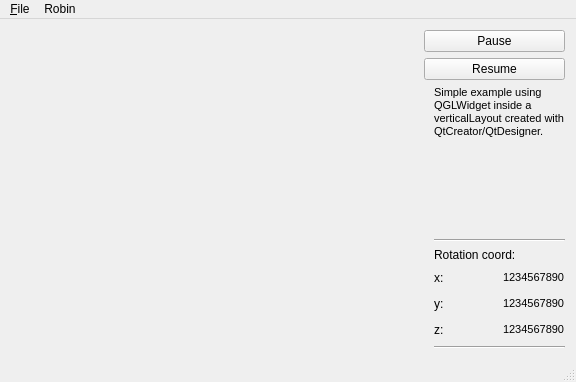
First picture: the form in Atomical/Qt4/mainwindow.ui, repository nagyistoce/cocoatutorials, before the edit.
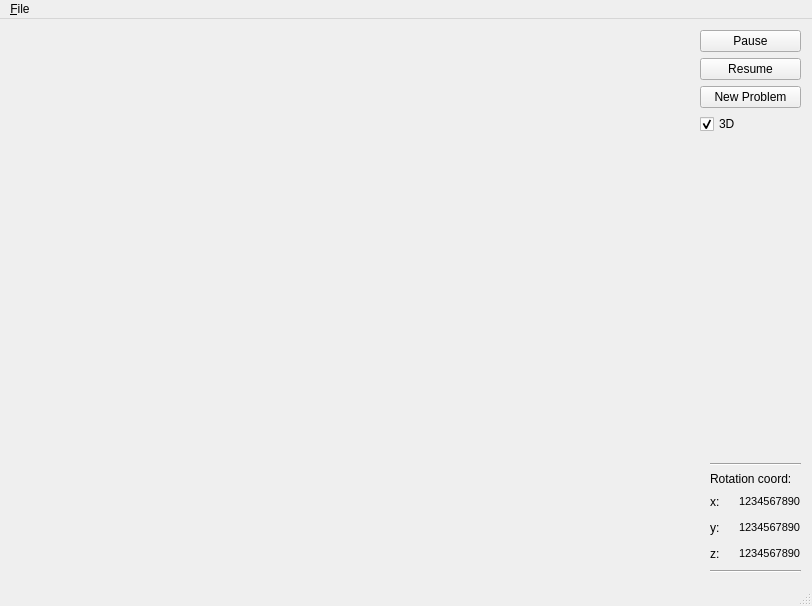
Second picture: the form after the edit. Icons and pictures are not drawn.

Commit message: making steady progress on Linux

```diff
--- a/Atomical/Qt4/mainwindow.ui
+++ b/Atomical/Qt4/mainwindow.ui
@@ -6,8 +6,8 @@
    <rect>
     <x>0</x>
     <y>0</y>
-    <width>576</width>
-    <height>382</height>
+    <width>812</width>
+    <height>606</height>
    </rect>
   </property>
   <property name="windowTitle">
@@ -57,6 +57,23 @@
         </property>
        </widget>
       </item>
+      <item>
+       <widget class="QPushButton" name="newProblem">
+        <property name="text">
+         <string>New Problem</string>
+        </property>
+       </widget>
+      </item>
+      <item>
+       <widget class="QCheckBox" name="threeD">
+        <property name="text">
+         <string>3D</string>
+        </property>
+        <property name="checked">
+         <bool>true</bool>
+        </property>
+       </widget>
+      </item>
       <item>
        <layout class="QHBoxLayout" name="horizontalLayout_2">
         <item>
@@ -75,26 +92,6 @@
           </property>
          </spacer>
         </item>
-        <item>
-         <widget class="QLabel" name="label">
-          <property name="layoutDirection">
-           <enum>Qt::LeftToRight</enum>
-          </property>
-          <property name="text">
-           <string>&lt;!DOCTYPE HTML PUBLIC &quot;-//W3C//DTD HTML 4.0//EN&quot; &quot;http://www.w3.org/TR/REC-html40/strict.dtd&quot;&gt;
-&lt;html&gt;&lt;head&gt;&lt;meta name=&quot;qrichtext&quot; content=&quot;1&quot; /&gt;&lt;style type=&quot;text/css&quot;&gt;
-p, li { white-space: pre-wrap; }
-&lt;/style&gt;&lt;/head&gt;&lt;body style=&quot; font-family:'Lucida Grande'; font-size:13pt; font-weight:400; font-style:normal;&quot;&gt;
-&lt;p style=&quot; margin-top:0px; margin-bottom:0px; margin-left:0px; margin-right:0px; -qt-block-indent:0; text-indent:0px;&quot;&gt;&lt;span style=&quot; font-family:'Sans'; font-size:8pt;&quot;&gt;Simple example using QGLWidget inside a verticalLayout created with QtCreator/QtDesigner.&lt;/span&gt;&lt;/p&gt;&lt;/body&gt;&lt;/html&gt;</string>
-          </property>
-          <property name="alignment">
-           <set>Qt::AlignLeading|Qt::AlignLeft|Qt::AlignTop</set>
-          </property>
-          <property name="wordWrap">
-           <bool>true</bool>
-          </property>
-         </widget>
-        </item>
        </layout>
       </item>
       <item>
@@ -281,26 +278,18 @@
     <rect>
      <x>0</x>
      <y>0</y>
-     <width>576</width>
-     <height>21</height>
+     <width>812</width>
+     <height>23</height>
     </rect>
    </property>
    <widget class="QMenu" name="menu_File">
     <property name="title">
      <string>&amp;File</string>
     </property>
-    <addaction name="actionE_xit"/>
-    <addaction name="actionAbout_2"/>
-   </widget>
-   <widget class="QMenu" name="menuRobin">
-    <property name="title">
-     <string>Robin</string>
-    </property>
-    <addaction name="actionMills"/>
+    <addaction name="actionExit"/>
     <addaction name="actionAbout"/>
    </widget>
    <addaction name="menu_File"/>
-   <addaction name="menuRobin"/>
   </widget>
   <widget class="QStatusBar" name="statusBar"/>
   <action name="actionE_xit">
```
Left out of the diff: 60 changed lines with no effect on the pictures. Lines whose indentation alone changed are shown as unchanged. The commit also changes 2 other files.
